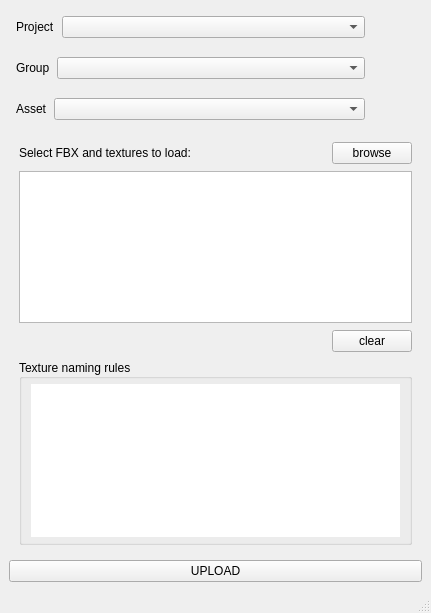
This is ui/MainWindow.ui in Ale32/UploadTool as Qt 5 draws it before an edit. The edited form follows.
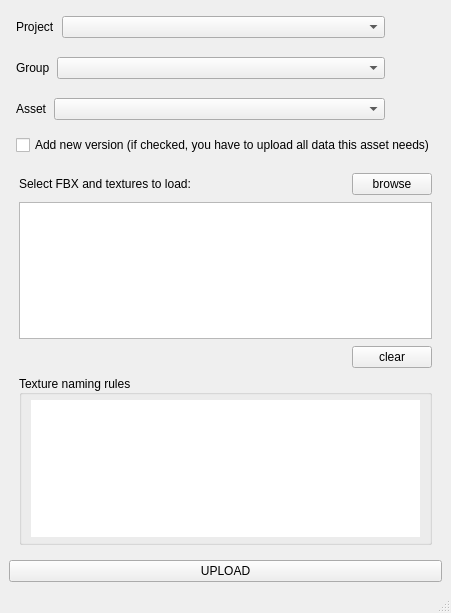
This is the edited form.

```diff
--- a/ui/MainWindow.ui
+++ b/ui/MainWindow.ui
@@ -6,7 +6,7 @@
    <rect>
     <x>0</x>
     <y>0</y>
-    <width>431</width>
+    <width>436</width>
     <height>613</height>
    </rect>
   </property>
@@ -165,6 +165,32 @@
       </item>
      </layout>
     </item>
+    <item>
+     <layout class="QHBoxLayout" name="hlay_version">
+      <property name="spacing">
+       <number>7</number>
+      </property>
+      <property name="leftMargin">
+       <number>7</number>
+      </property>
+      <property name="topMargin">
+       <number>3</number>
+      </property>
+      <property name="rightMargin">
+       <number>7</number>
+      </property>
+      <property name="bottomMargin">
+       <number>3</number>
+      </property>
+      <item>
+       <widget class="QCheckBox" name="checkBox_version">
+        <property name="text">
+         <string>Add new version (if checked, you have to upload all data this asset needs)</string>
+        </property>
+       </widget>
+      </item>
+     </layout>
+    </item>
     <item>
      <layout class="QVBoxLayout" name="vlay_fbx">
       <property name="spacing">
```
Left out of the diff: 2 changed lines with no effect on the pictures.
